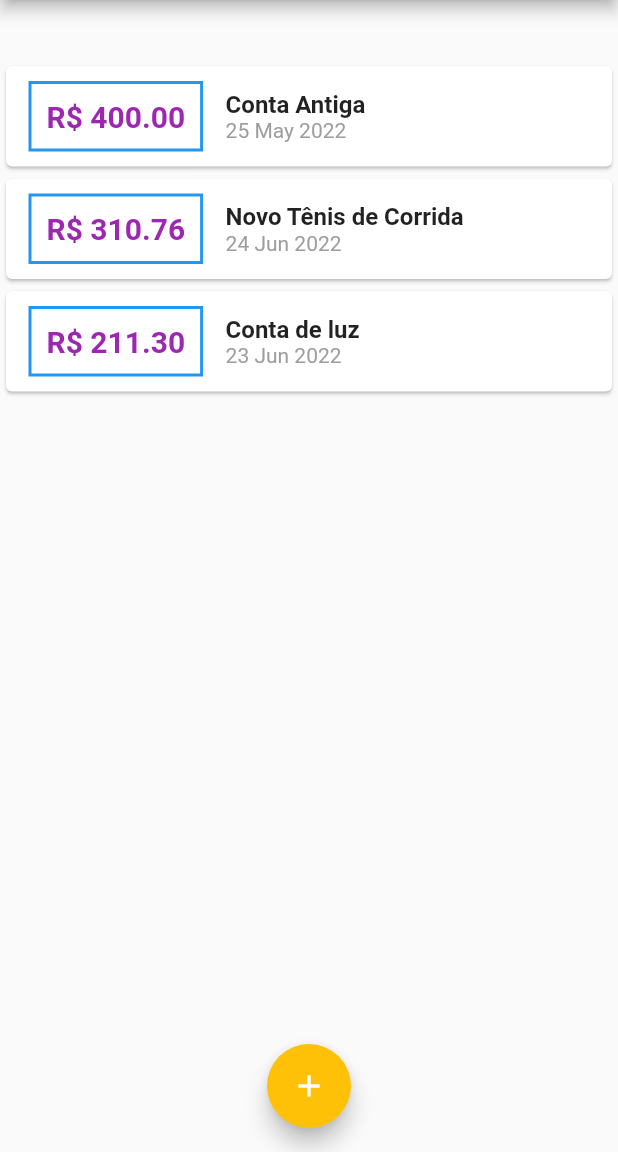
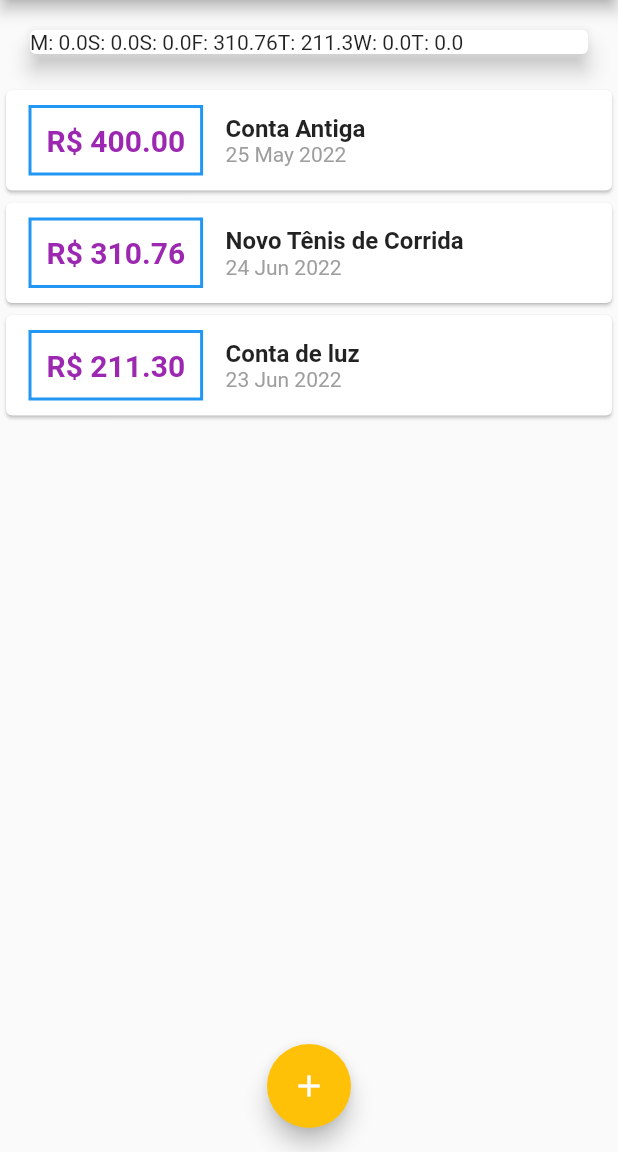
Before and after one commit to Mott4/expenses, a Flutter app: the screen it shows after launch, on a phone screen of 412 x 824 dp, the part 84-1236 px from its top. Run offline on Flutter 3.47's test engine with Material 2 defaults, Android fonts, the phone set to English and light mode, and no system bars.

Commit message:
criação de texto p/ mostrar os valores e começo de barrinha para mostrar percentual e dia da semana

```diff
--- a/lib/components/chart.dart
+++ b/lib/components/chart.dart
@@ -28,9 +28,6 @@ class Chart extends StatelessWidget {
         }
       }
 
-      print(DateFormat.E().format(weekDay)[0]);
-      print(totalSum);
-
       return {
         'day': DateFormat.E().format(weekDay)[0],
         'value': totalSum, // soma total
@@ -47,7 +44,9 @@ class Chart extends StatelessWidget {
       elevation: 6,
       margin: EdgeInsets.all(20),
       child: Row(
-        children: <Widget>[],
+        children: groupedTransactions.map((tr) {
+          return Text('${tr['day']}: ${tr['value']}');
+        }).toList(),
       ),
     );
   }
```
